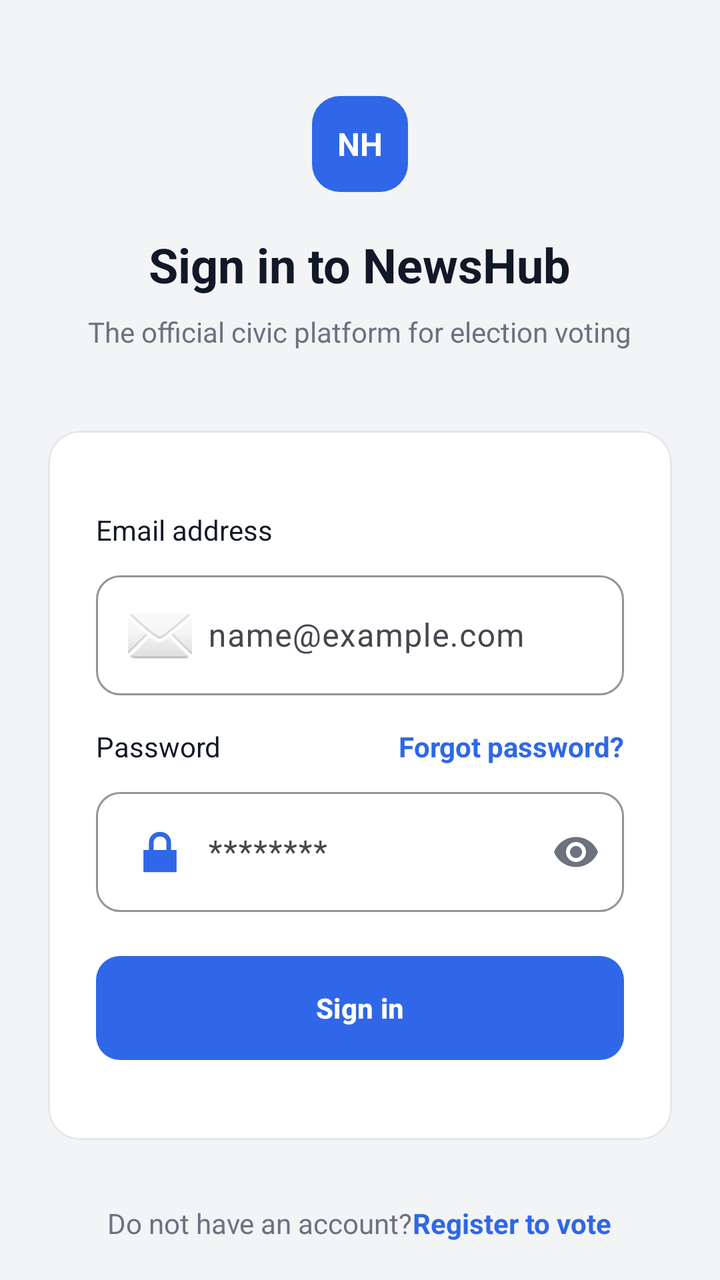
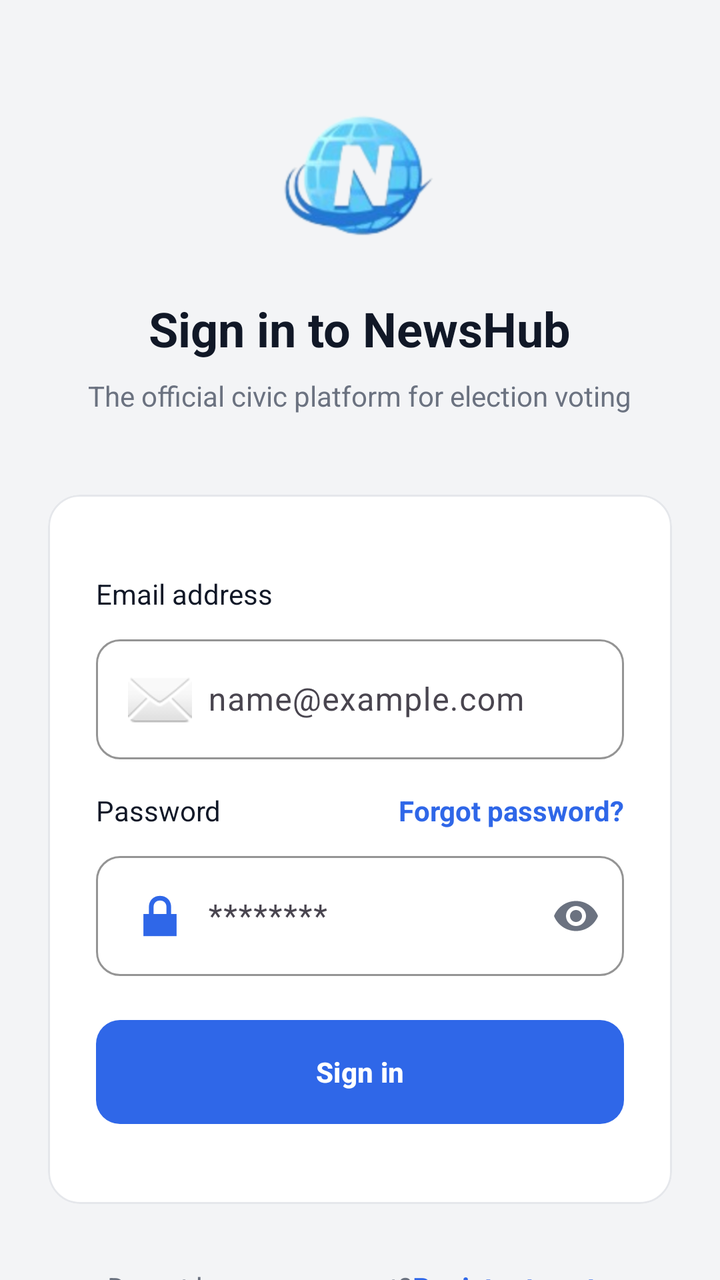

The first picture is an Android layout as it rendered before a commit; the second is the same layout after the commit. The layout source and the unified diff follow.
<!-- AndroidManifest.xml: application theme Theme.NewsHub -->
<!-- res/layout/fragment_login.xml -->
<?xml version="1.0" encoding="utf-8"?>
<androidx.core.widget.NestedScrollView xmlns:android="http://schemas.android.com/apk/res/android"
    xmlns:app="http://schemas.android.com/apk/res-auto"
    xmlns:tools="http://schemas.android.com/tools"
    android:layout_width="match_parent"
    android:layout_height="match_parent"
    android:background="@color/auth_background"
    android:fillViewport="true"
    tools:context=".feature.auth.login.LoginFragment">

    <LinearLayout
        android:layout_width="match_parent"
        android:layout_height="wrap_content"
        android:gravity="center_horizontal"
        android:orientation="vertical"
        android:paddingStart="24dp"
        android:paddingTop="48dp"
        android:paddingEnd="24dp"
        android:paddingBottom="48dp">

        <TextView
            android:id="@+id/text_logo"
            android:layout_width="48dp"
            android:layout_height="48dp"
            android:background="@drawable/bg_auth_logo"
            android:gravity="center"
            android:text="@string/logo_initials"
            android:textColor="@android:color/white"
            android:textSize="16sp"
            android:textStyle="bold" />

        <TextView
            android:id="@+id/text_login_title"
            android:layout_width="wrap_content"
            android:layout_height="wrap_content"
            android:layout_marginTop="20dp"
            android:text="@string/login_title"
            android:textColor="@color/auth_text_primary"
            android:textSize="24sp"
            android:textStyle="bold" />

        <TextView
            android:id="@+id/text_login_subtitle"
            android:layout_width="wrap_content"
            android:layout_height="wrap_content"
            android:layout_marginTop="8dp"
            android:gravity="center"
            android:text="@string/login_subtitle"
            android:textColor="@color/auth_text_secondary"
            android:textSize="14sp" />

        <com.google.android.material.card.MaterialCardView
            android:id="@+id/card_login"
            android:layout_width="match_parent"
            android:layout_height="wrap_content"
            android:layout_marginTop="40dp"
            app:cardBackgroundColor="@color/auth_card_background"
            app:cardCornerRadius="16dp"
            app:strokeColor="@color/auth_card_stroke"
            app:strokeWidth="1dp">

            <LinearLayout
                android:layout_width="match_parent"
                android:layout_height="wrap_content"
                android:orientation="vertical"
                android:paddingStart="24dp"
                android:paddingTop="40dp"
                android:paddingEnd="24dp"
                android:paddingBottom="40dp">

                <TextView
                    android:layout_width="wrap_content"
                    android:layout_height="wrap_content"
                    android:text="@string/label_email"
                    android:textColor="@color/auth_text_primary"
                    android:textSize="14sp" />

                <com.google.android.material.textfield.TextInputLayout
                    android:id="@+id/input_layout_email"
                    style="@style/Widget.Material3.TextInputLayout.OutlinedBox"
                    android:layout_width="match_parent"
                    android:layout_height="wrap_content"
                    android:layout_marginTop="8dp"
                    app:boxBackgroundColor="@android:color/white"
                    app:boxCornerRadiusBottomEnd="12dp"
                    app:boxCornerRadiusBottomStart="12dp"
                    app:boxCornerRadiusTopEnd="12dp"
                    app:boxCornerRadiusTopStart="12dp"
                    app:boxStrokeColor="@color/auth_input_stroke"
                    app:boxStrokeWidth="1dp"
                    app:boxStrokeWidthFocused="2dp">

                    <com.google.android.material.textfield.TextInputEditText
                        android:id="@+id/edit_email"
                        android:layout_width="match_parent"
                        android:layout_height="wrap_content"
                        android:drawableStart="@android:drawable/ic_dialog_email"
                        android:drawablePadding="8dp"
                        android:hint="@string/hint_email"
                        android:inputType="textEmailAddress"
                        android:maxLines="1"
                        android:paddingTop="14dp"
                        android:paddingBottom="14dp"
                        android:textColor="@color/auth_text_primary"
                        android:textColorHint="@color/auth_text_secondary" />
                </com.google.android.material.textfield.TextInputLayout>

                <LinearLayout
                    android:layout_width="match_parent"
                    android:layout_height="wrap_content"
                    android:layout_marginTop="16dp"
                    android:gravity="center_vertical"
                    android:orientation="horizontal">

                    <TextView
                        android:layout_width="0dp"
                        android:layout_height="wrap_content"
                        android:layout_weight="1"
                        android:text="@string/label_password"
                        android:textColor="@color/auth_text_primary"
                        android:textSize="14sp" />

                    <TextView
                        android:id="@+id/text_forgot"
                        android:layout_width="wrap_content"
                        android:layout_height="wrap_content"
                        android:text="@string/forgot_password"
                        android:textColor="@color/auth_primary"
                        android:textSize="14sp"
                        android:textStyle="bold" />
                </LinearLayout>

                <com.google.android.material.textfield.TextInputLayout
                    android:id="@+id/input_layout_password"
                    style="@style/Widget.Material3.TextInputLayout.OutlinedBox"
                    android:layout_width="match_parent"
                    android:layout_height="wrap_content"
                    android:layout_marginTop="8dp"
                    app:boxBackgroundColor="@android:color/white"
                    app:boxCornerRadiusBottomEnd="12dp"
                    app:boxCornerRadiusBottomStart="12dp"
                    app:boxCornerRadiusTopEnd="12dp"
                    app:boxCornerRadiusTopStart="12dp"
                    app:boxStrokeColor="@color/auth_input_stroke"
                    app:boxStrokeWidth="1dp"
                    app:boxStrokeWidthFocused="2dp"
                    app:endIconMode="password_toggle"
                    app:endIconTint="@color/auth_text_secondary">

                    <com.google.android.material.textfield.TextInputEditText
                        android:id="@+id/edit_password"
                        android:layout_width="match_parent"
                        android:layout_height="wrap_content"
                        android:drawableStart="@android:drawable/ic_lock_lock"
                        android:drawablePadding="8dp"
                        android:hint="@string/hint_password"
                        android:inputType="textPassword"
                        android:maxLines="1"
                        android:paddingTop="14dp"
                        android:paddingBottom="14dp"
                        android:textColor="@color/auth_text_primary"
                        android:textColorHint="@color/auth_text_secondary" />
                </com.google.android.material.textfield.TextInputLayout>

                <com.google.android.material.button.MaterialButton
                    android:id="@+id/button_sign_in"
                    android:layout_width="match_parent"
                    android:layout_height="wrap_content"
                    android:layout_marginTop="22dp"
                    android:insetTop="0dp"
                    android:insetBottom="0dp"
                    android:minHeight="52dp"
                    android:text="@string/sign_in"
                    android:textAllCaps="false"
                    android:textColor="@android:color/white"
                    android:textSize="14sp"
                    android:textStyle="bold"
                    app:backgroundTint="@color/auth_primary"
                    app:cornerRadius="12dp" />

                <ProgressBar
                    android:id="@+id/progress_login"
                    style="?android:attr/progressBarStyleSmall"
                    android:layout_width="wrap_content"
                    android:layout_height="wrap_content"
                    android:layout_gravity="center"
                    android:layout_marginTop="12dp"
                    android:visibility="gone" />
            </LinearLayout>
        </com.google.android.material.card.MaterialCardView>

        <LinearLayout
            android:layout_width="wrap_content"
            android:layout_height="wrap_content"
            android:layout_marginTop="32dp"
            android:gravity="center"
            android:orientation="horizontal">

            <TextView
                android:layout_width="wrap_content"
                android:layout_height="wrap_content"
                android:text="@string/register_prompt_prefix"
                android:textColor="@color/auth_text_secondary"
                android:textSize="14sp" />

            <TextView
                android:id="@+id/text_go_register"
                android:layout_width="wrap_content"
                android:layout_height="wrap_content"
                android:text="@string/register_prompt_link"
                android:textColor="@color/auth_primary"
                android:textSize="14sp"
                android:textStyle="bold" />
        </LinearLayout>
    </LinearLayout>
</androidx.core.widget.NestedScrollView>
<!-- resources referenced by this layout -->
<resources>
  <color name="auth_background">#F3F4F6</color>
  <color name="auth_card_background">#FFFFFFFF</color>
  <color name="auth_card_stroke">#E5E7EB</color>
  <color name="auth_input_stroke">#D1D5DB</color>
  <color name="auth_primary">#2F67E8</color>
  <color name="auth_text_primary">#111827</color>
  <color name="auth_text_secondary">#6B7280</color>
  <!-- drawable bg_auth_logo (drawable) -->
  <?xml version="1.0" encoding="utf-8"?>
  <shape xmlns:android="http://schemas.android.com/apk/res/android" android:shape="rectangle">
      <solid android:color="@color/auth_primary" />
      <corners android:radius="14dp" />
  </shape>
  <string name="forgot_password">Forgot password?</string>
  <string name="hint_email">name@example.com</string>
  <string name="hint_password">********</string>
  <string name="label_email">Email address</string>
  <string name="label_password">Password</string>
  <string name="login_subtitle">The official civic platform for election voting</string>
  <string name="login_title">Sign in to NewsHub</string>
  <string name="logo_initials">NH</string>
  <string name="register_prompt_link">Register to vote</string>
  <string name="register_prompt_prefix">Do not have an account? </string>
  <string name="sign_in">Sign in</string>
  <style name="Theme.NewsHub" parent="Base.Theme.NewsHub" />
  <style name="Base.Theme.NewsHub" parent="Theme.Material3.DayNight.NoActionBar">
          <item name="colorPrimary">@color/auth_primary</item>
          <item name="colorOnPrimary">@android:color/white</item>
          <item name="android:statusBarColor">@color/auth_background</item>
          <item name="android:navigationBarColor">@color/auth_background</item>
      </style>
</resources>

<!-- the commit's change to res/layout/fragment_login.xml (unified diff, before → after) -->
@@ -18,16 +18,13 @@
         android:paddingEnd="24dp"
         android:paddingBottom="48dp">
 
-        <TextView
-            android:id="@+id/text_logo"
-            android:layout_width="48dp"
-            android:layout_height="48dp"
-            android:background="@drawable/bg_auth_logo"
-            android:gravity="center"
-            android:text="@string/logo_initials"
-            android:textColor="@android:color/white"
-            android:textSize="16sp"
-            android:textStyle="bold" />
+        <ImageView
+            android:id="@+id/image_logo"
+            android:layout_width="80dp"
+            android:layout_height="80dp"
+            android:contentDescription="@string/home_brand"
+            android:scaleType="fitCenter"
+            android:src="@drawable/ic_newshub_logo" />
 
         <TextView
             android:id="@+id/text_login_title"
<!-- resource entries referenced after the edit -->
@@ -7,20 +7,15 @@
   <color name="auth_primary">#2F67E8</color>
   <color name="auth_text_primary">#111827</color>
   <color name="auth_text_secondary">#6B7280</color>
-  <!-- drawable bg_auth_logo (drawable) -->
-  <?xml version="1.0" encoding="utf-8"?>
-  <shape xmlns:android="http://schemas.android.com/apk/res/android" android:shape="rectangle">
-      <solid android:color="@color/auth_primary" />
-      <corners android:radius="14dp" />
-  </shape>
+  <!-- drawable ic_newshub_logo: png bitmap (drawable, 49788 bytes) -->
   <string name="forgot_password">Forgot password?</string>
   <string name="hint_email">name@example.com</string>
   <string name="hint_password">********</string>
+  <string name="home_brand">NewsHub</string>
   <string name="label_email">Email address</string>
   <string name="label_password">Password</string>
   <string name="login_subtitle">The official civic platform for election voting</string>
   <string name="login_title">Sign in to NewsHub</string>
-  <string name="logo_initials">NH</string>
   <string name="register_prompt_link">Register to vote</string>
   <string name="register_prompt_prefix">Do not have an account? </string>
   <string name="sign_in">Sign in</string>
